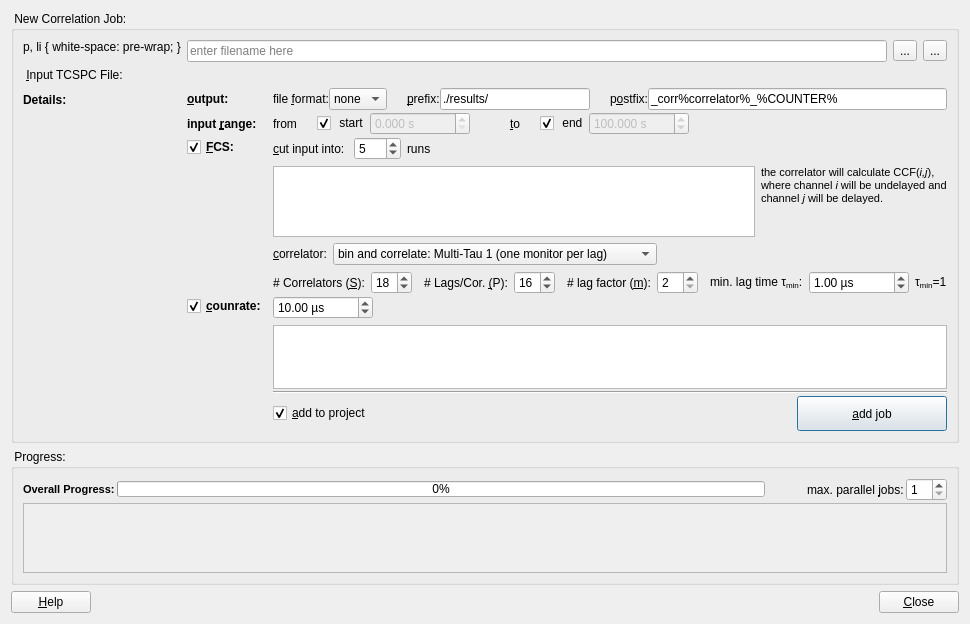
This is plugins/tcspcimporter/qfetcspcimporterdialog.ui in jkriege2/QuickFit3 as Qt 5 draws it before an edit. The edited form follows.
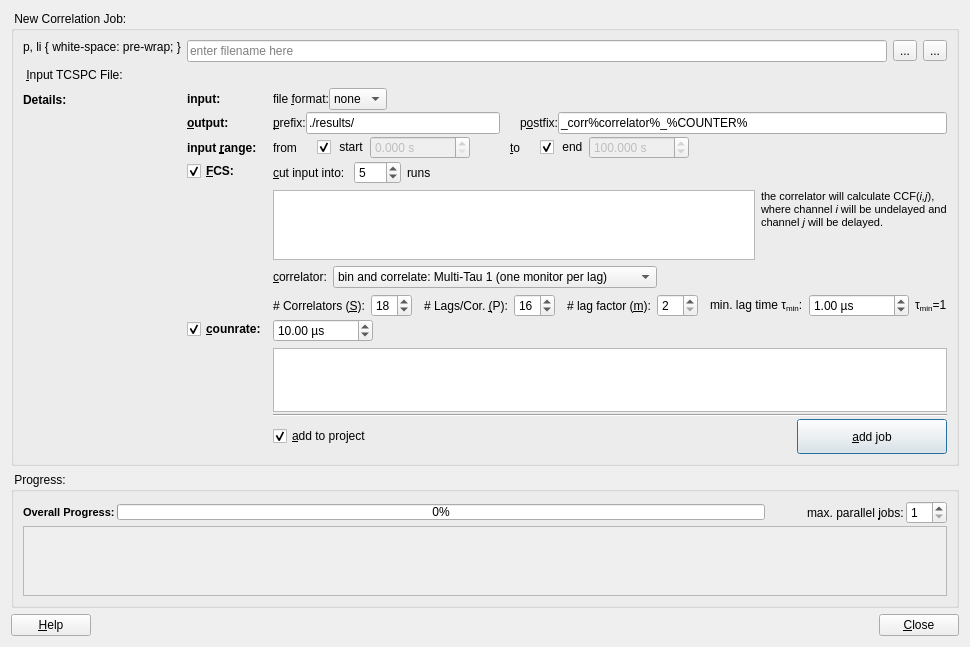
This is the edited form. Icons and pictures are not drawn. Custom widgets are drawn as their Qt base class.

Patch:
```diff
--- a/plugins/tcspcimporter/qfetcspcimporterdialog.ui
+++ b/plugins/tcspcimporter/qfetcspcimporterdialog.ui
@@ -9,7 +9,7 @@
    <rect>
     <x>0</x>
     <y>0</y>
-    <width>879</width>
+    <width>911</width>
     <height>624</height>
    </rect>
   </property>
@@ -117,7 +117,7 @@
          <property name="margin">
           <number>0</number>
          </property>
-         <item row="0" column="0">
+         <item row="1" column="0">
           <widget class="QLabel" name="label_21">
            <property name="font">
             <font>
@@ -133,54 +133,8 @@
            </property>
           </widget>
          </item>
-         <item row="0" column="1">
-          <layout class="QHBoxLayout" name="horizontalLayout_8" stretch="0,0,0,0,1,0,0,2">
-           <item>
-            <widget class="QLabel" name="label_5">
-             <property name="text">
-              <string>file &amp;format:</string>
-             </property>
-             <property name="buddy">
-              <cstring>cmbFileformat</cstring>
-             </property>
-            </widget>
-           </item>
-           <item>
-            <widget class="QComboBox" name="cmbFileformat">
-             <property name="maximumSize">
-              <size>
-               <width>250</width>
-               <height>16777215</height>
-              </size>
-             </property>
-             <item>
-              <property name="text">
-               <string>none</string>
-              </property>
-             </item>
-             <item>
-              <property name="text">
-               <string>TIFF</string>
-              </property>
-             </item>
-            </widget>
-           </item>
-           <item>
-            <spacer name="horizontalSpacer_9">
-             <property name="orientation">
-              <enum>Qt::Horizontal</enum>
-             </property>
-             <property name="sizeType">
-              <enum>QSizePolicy::Fixed</enum>
-             </property>
-             <property name="sizeHint" stdset="0">
-              <size>
-               <width>20</width>
-               <height>20</height>
-              </size>
-             </property>
-            </spacer>
-           </item>
+         <item row="1" column="1">
+          <layout class="QHBoxLayout" name="horizontalLayout_8" stretch="0,1,0,0,2">
            <item>
             <widget class="QLabel" name="label_4">
              <property name="text">
@@ -233,7 +187,7 @@
            </item>
           </layout>
          </item>
-         <item row="1" column="0">
+         <item row="2" column="0">
           <widget class="QLabel" name="label_18">
            <property name="font">
             <font>
@@ -249,7 +203,7 @@
            </property>
           </widget>
          </item>
-         <item row="1" column="1">
+         <item row="2" column="1">
           <layout class="QHBoxLayout" name="horizontalLayout_10">
            <item>
             <widget class="QLabel" name="label_19">
@@ -396,7 +350,7 @@
            </item>
           </layout>
          </item>
-         <item row="2" column="0">
+         <item row="3" column="0">
           <widget class="QCheckBox" name="chkFCS">
            <property name="font">
             <font>
@@ -412,7 +366,7 @@
            </property>
           </widget>
          </item>
-         <item row="4" column="0">
+         <item row="5" column="0">
           <widget class="QCheckBox" name="chkCountrate">
            <property name="font">
             <font>
@@ -428,14 +382,14 @@
            </property>
           </widget>
          </item>
-         <item row="5" column="1">
+         <item row="6" column="1">
           <widget class="Line" name="line">
            <property name="orientation">
             <enum>Qt::Horizontal</enum>
            </property>
           </widget>
          </item>
-         <item row="7" column="0">
+         <item row="8" column="0">
           <widget class="QLabel" name="label_17">
            <property name="text">
             <string/>
@@ -445,7 +399,7 @@
            </property>
           </widget>
          </item>
-         <item row="7" column="1">
+         <item row="8" column="1">
           <layout class="QHBoxLayout" name="horizontalLayout_5">
            <property name="spacing">
             <number>2</number>
@@ -501,7 +455,7 @@
            </item>
           </layout>
          </item>
-         <item row="2" column="1">
+         <item row="3" column="1">
           <widget class="QWidget" name="widFCS" native="true">
            <layout class="QVBoxLayout" name="verticalLayout">
             <property name="margin">
@@ -803,7 +757,7 @@
            </layout>
           </widget>
          </item>
-         <item row="4" column="1">
+         <item row="5" column="1">
           <widget class="QWidget" name="widCountrate" native="true">
            <layout class="QVBoxLayout" name="verticalLayout_4">
             <property name="margin">
@@ -874,6 +828,69 @@
            </layout>
           </widget>
          </item>
+         <item row="0" column="0">
+          <widget class="QLabel" name="label_23">
+           <property name="font">
+            <font>
+             <weight>75</weight>
+             <bold>true</bold>
+            </font>
+           </property>
+           <property name="text">
+            <string>input:</string>
+           </property>
+           <property name="buddy">
+            <cstring>cmbFileformat</cstring>
+           </property>
+          </widget>
+         </item>
+         <item row="0" column="1">
+          <layout class="QHBoxLayout" name="horizontalLayout_11">
+           <item>
+            <widget class="QLabel" name="label_5">
+             <property name="text">
+              <string>file &amp;format:</string>
+             </property>
+             <property name="buddy">
+              <cstring>cmbFileformat</cstring>
+             </property>
+            </widget>
+           </item>
+           <item>
+            <widget class="QComboBox" name="cmbFileformat">
+             <property name="maximumSize">
+              <size>
+               <width>250</width>
+               <height>16777215</height>
+              </size>
+             </property>
+             <item>
+              <property name="text">
+               <string>none</string>
+              </property>
+             </item>
+             <item>
+              <property name="text">
+               <string>TIFF</string>
+              </property>
+             </item>
+            </widget>
+           </item>
+           <item>
+            <spacer name="horizontalSpacer">
+             <property name="orientation">
+              <enum>Qt::Horizontal</enum>
+             </property>
+             <property name="sizeHint" stdset="0">
+              <size>
+               <width>40</width>
+               <height>20</height>
+              </size>
+             </property>
+            </spacer>
+           </item>
+          </layout>
+         </item>
         </layout>
        </widget>
       </item>
@@ -993,7 +1010,7 @@
           <rect>
            <x>0</x>
            <y>0</y>
-           <width>839</width>
+           <width>871</width>
            <height>69</height>
           </rect>
          </property>
```
Left out of the diff: 3 changed lines with no effect on the pictures.
